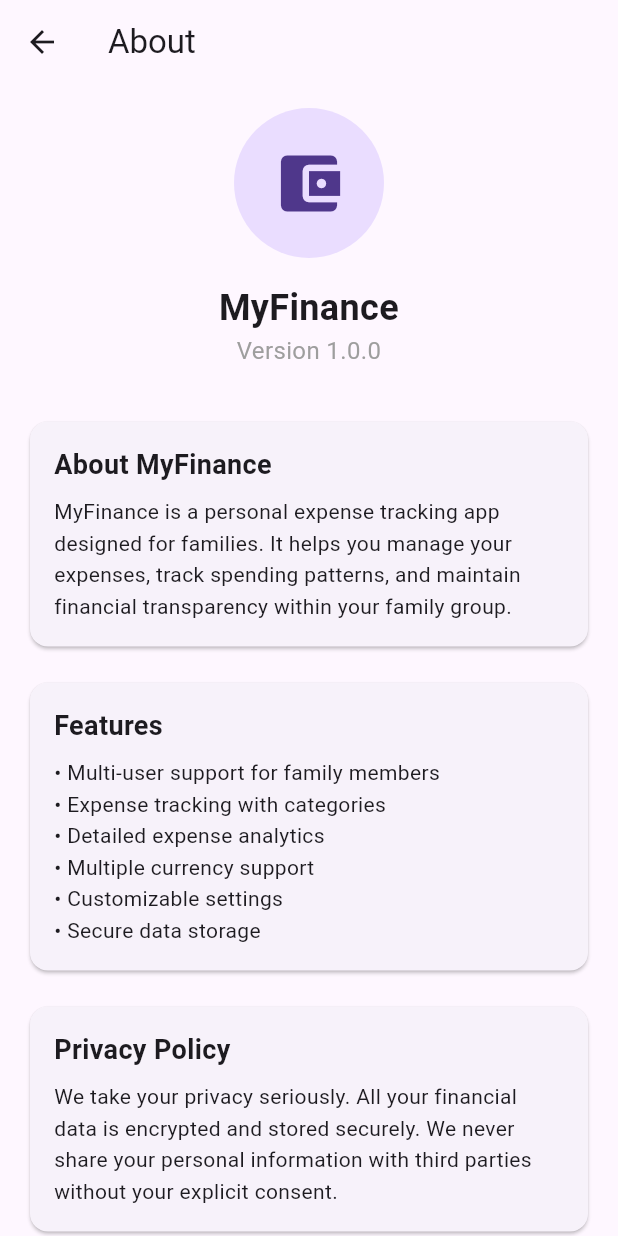
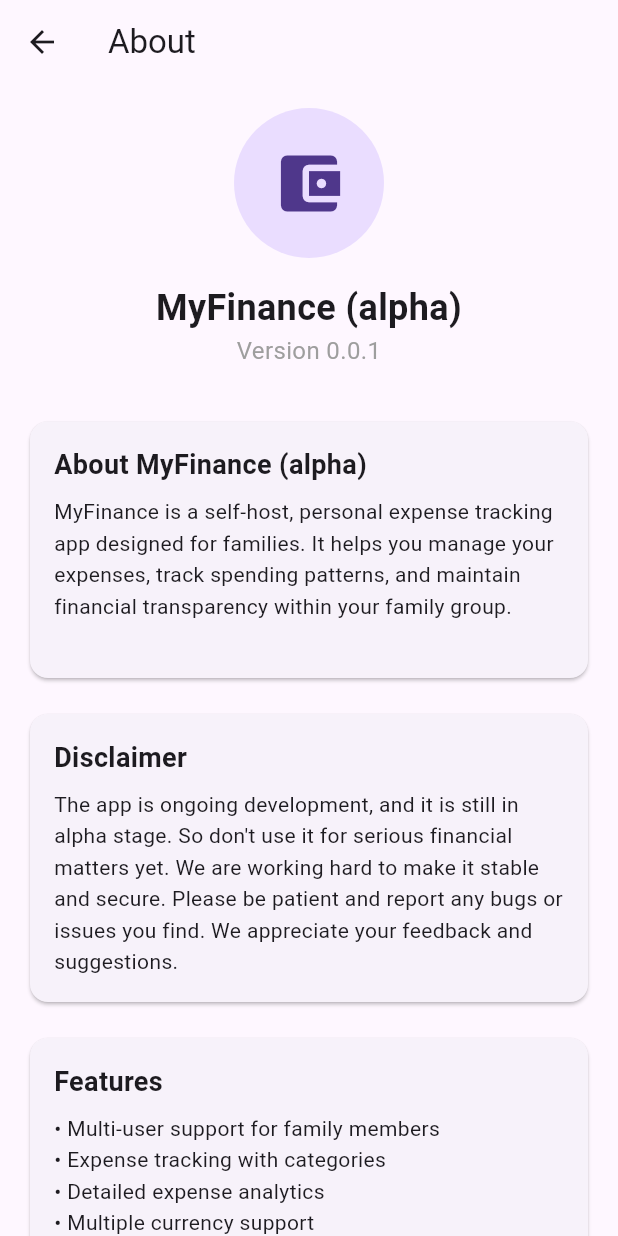
Before and after one commit to sonnguyen9800/MyFinance_Client_Mobile, a Flutter app: the AboutView screen opened by its route, on a phone screen of 412 x 824 dp. Run offline on Flutter 3.47's test engine with Material 3 defaults, Android fonts, the phone set to English and light mode, and no system bars; our stand-ins replace connectivity_plus, dio, fl_chart, flutter_colorpicker, flutter_secure_storage, font_awesome_flutter and 2 more; missing offline and left inert: flutter_iconpicker; accounts and stored records are empty.

Commit message:
Update: hide profile view, update about view

```diff
--- a/lib/controllers/expense_controller.dart
+++ b/lib/controllers/expense_controller.dart
@@ -85,6 +85,7 @@ class ExpenseController extends GetxController {
       // Add to cache and maintain order
       expenses.insert(0, expense);
       currentOffset.value += 1;
+      await loadLastExpenses();
       Get.snackbar('Success', 'Expense added successfully');
     } catch (e) {
       Get.snackbar('Error', 'Failed to add expense: $e');
@@ -102,6 +103,7 @@ class ExpenseController extends GetxController {
       if (index != -1) {
         expenses[index] = expense;
       }
+      await loadLastExpenses();
       Get.snackbar('Success', 'Expense updated successfully');
     } catch (e) {
       Get.snackbar('Error', 'Failed to update expense: $e');
@@ -117,6 +119,7 @@ class ExpenseController extends GetxController {
       // Remove from cache
       expenses.removeWhere((e) => e.id == id);
       currentOffset.value -= 1;
+      await loadLastExpenses();
     } catch (e) {
       Get.snackbar('Error', 'Failed to delete expense: $e');
     } finally {
--- a/lib/views/about_view.dart
+++ b/lib/views/about_view.dart
@@ -21,7 +21,7 @@ class AboutView extends StatelessWidget {
           ),
           const SizedBox(height: 16),
           const Text(
-            'MyFinance',
+            'MyFinance (alpha)',
             style: TextStyle(
               fontSize: 24,
               fontWeight: FontWeight.bold,
@@ -29,7 +29,7 @@ class AboutView extends StatelessWidget {
             textAlign: TextAlign.center,
           ),
           const Text(
-            'Version 1.0.0',
+            'Version 0.0.1',
             style: TextStyle(
               fontSize: 16,
               color: Colors.grey,
@@ -38,12 +38,18 @@ class AboutView extends StatelessWidget {
           ),
           const SizedBox(height: 32),
           _buildInfoCard(
-            title: 'About MyFinance',
+            title: 'About MyFinance (alpha)',
             content:
-                'MyFinance is a personal expense tracking app designed for families. '
+                'MyFinance is a self-host, personal expense tracking app designed for families. '
                 'It helps you manage your expenses, track spending patterns, and '
-                'maintain financial transparency within your family group.',
+                'maintain financial transparency within your family group.\n',
           ),
+          const SizedBox(height: 16),
+          _buildInfoCard(
+              title: 'Disclaimer',
+              content:
+                  'The app is ongoing development, and it is still in alpha stage. So don\'t use it for serious financial matters yet.'
+                  ' We are working hard to make it stable and secure. Please be patient and report any bugs or issues you find. We appreciate your feedback and suggestions.'),
           const SizedBox(height: 16),
           _buildInfoCard(
             title: 'Features',
@@ -67,9 +73,8 @@ class AboutView extends StatelessWidget {
           _buildInfoCard(
             title: 'Contact Us',
             content: '''
-Email: support@myfinance.com
-Website: www.myfinance.com
-Phone: +1 (123) 456-7890''',
+Email: sonnguyen9800@gmail.com
+Website: www.sonnguyen9800.com''',
           ),
           const SizedBox(height: 32),
           const Text(
--- a/lib/views/home_view.dart
+++ b/lib/views/home_view.dart
@@ -41,10 +41,10 @@ class HomeView extends StatelessWidget {
       appBar: AppBar(
         title: const Text('MyFinance'),
         actions: [
-          IconButton(
-            icon: const Icon(Icons.person),
-            onPressed: () => Get.toNamed('/profile'),
-          ),
+          // IconButton(
+          //   icon: const Icon(Icons.person),
+          //   onPressed: () => Get.toNamed('/profile'),
+          // ),
         ],
       ),
       drawer: Drawer(
```
